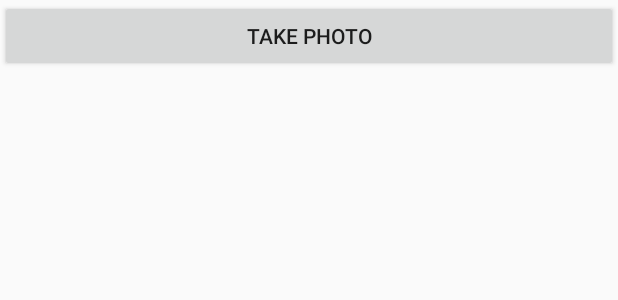
After one commit to FaceWallHan/SummerVacation, an Android app: the layout camera_album_layout.xml on its own in the app's theme, with its tools: preview values and no code run, on a phone screen of 412 x 824 dp. The commit adds this screen. Shown: the top 300 px of the screen. Run offline under Robolectric (Android 15) with nearby library versions, the phone set to English and light mode, and no system bars.

Commit message:
完善通知，尝试调用摄像头

```diff
--- /dev/null
+++ b/app/src/main/res/layout/camera_album_layout.xml
@@ -0,0 +1,16 @@
+<?xml version="1.0" encoding="utf-8"?>
+<LinearLayout xmlns:android="http://schemas.android.com/apk/res/android"
+    android:layout_width="match_parent"
+    android:layout_height="match_parent"
+    android:orientation="vertical">
+    <Button
+        android:id="@+id/take_photo"
+        android:text="Take Photo"
+        android:layout_width="match_parent"
+        android:layout_height="wrap_content"/>
+    <ImageView
+        android:layout_gravity="center_horizontal"
+        android:id="@+id/picture"
+        android:layout_width="wrap_content"
+        android:layout_height="wrap_content"/>
+</LinearLayout>
```
Also changed, not shown: app/src/main/AndroidManifest.xml (+6 -5 lines), app/src/main/java/com/start/head/activity/CameraAlbumActivity.java (added, +54 -0 lines), app/src/main/java/com/start/head/activity/NotificationActivity.java (+6 -1 lines), app/src/main/res/drawable/big_image.png (added), 19 other files.
